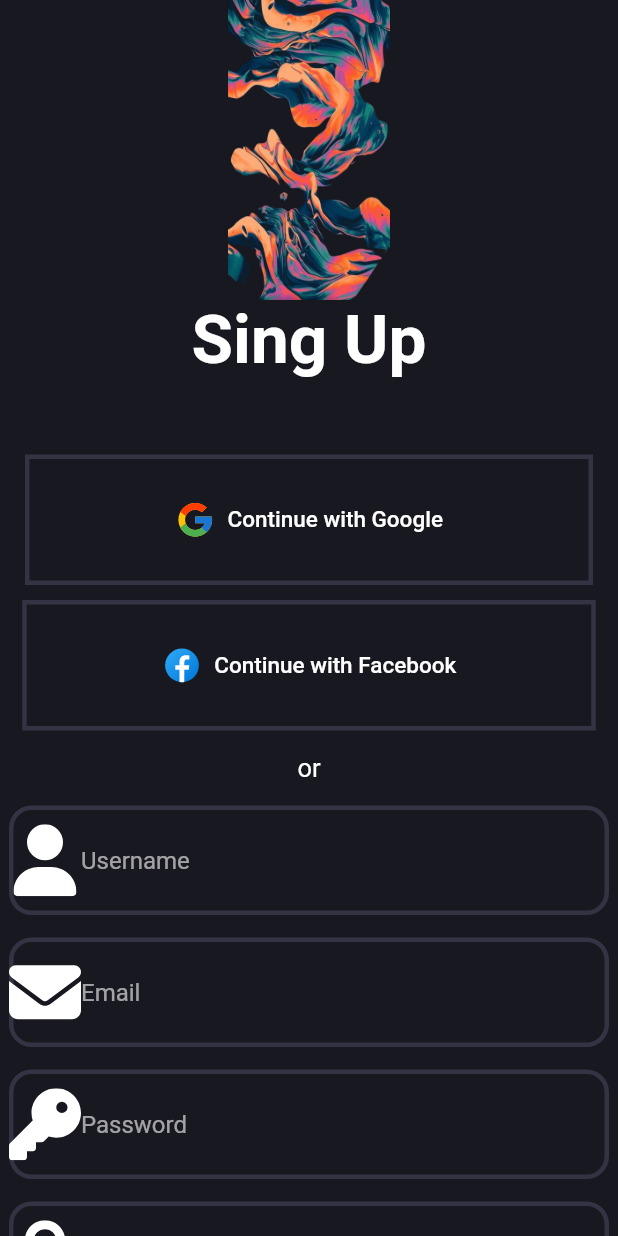
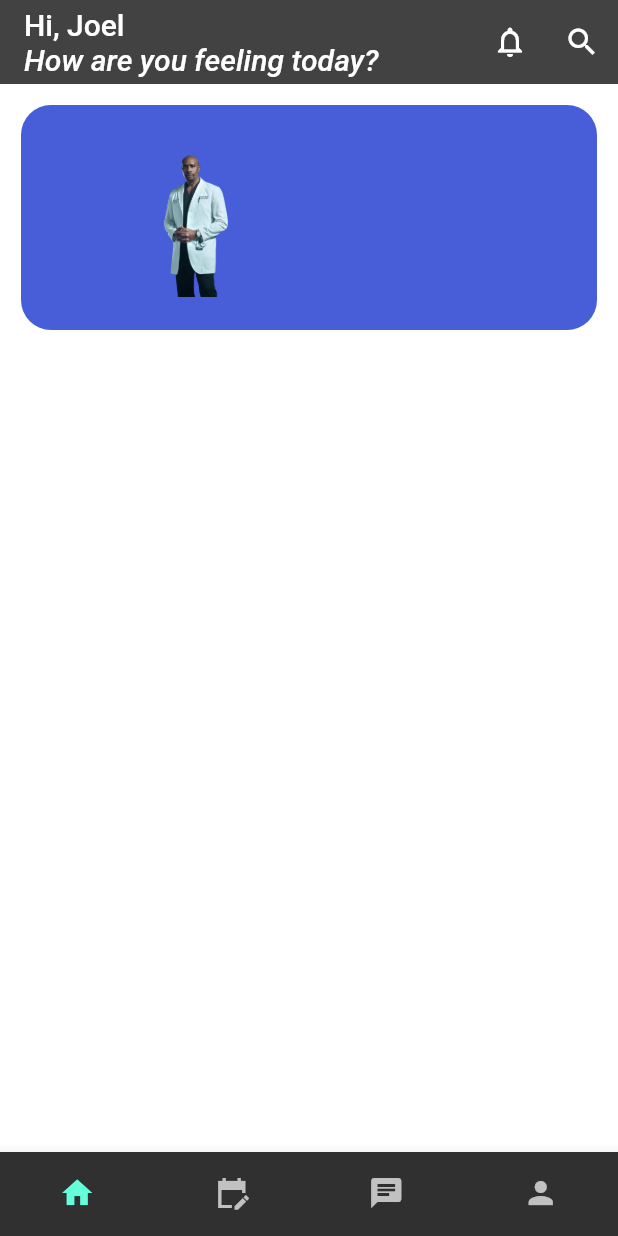
Before and after one commit to htankeu/first_flutter_projet, a Flutter app: the screen it shows after launch, on a phone screen of 412 x 824 dp. Run offline on Flutter 3.47's test engine with Material 2 defaults, Android fonts, the phone set to English and light mode, and no system bars; our stand-ins replace flutter_svg.

```diff
--- /dev/null
+++ b/lib/homePage.dart
@@ -0,0 +1,58 @@
+
+
+import 'package:firstly/widgets/upcoming_card.dart';
+import 'package:flutter/material.dart';
+
+class HomePage extends StatelessWidget{
+
+  const HomePage({
+    Key? key,
+    }):super(key: key);
+
+  @override
+  Widget build(BuildContext context) {
+
+    return Scaffold(
+      appBar: AppBar(
+        title: const Column(
+          crossAxisAlignment:CrossAxisAlignment.start,
+          children: [
+            Text("Hi, Joel"),
+            Text(
+              "How are you feeling today?",
+              style: TextStyle(
+                fontStyle: FontStyle.italic
+              ))
+          ],
+        ),
+        actions: [
+          IconButton(onPressed: ()=>{}, icon: const Icon(Icons.notifications_outlined)),
+          IconButton(onPressed: ()=>{}, icon: const Icon(Icons.search_outlined))
+        ],
+      ),
+      body: ListView(
+        padding: const EdgeInsets.all(14),
+        children: const [
+          // upcoming card
+          UpcomingCard()
+
+          // Health needs
+
+
+          // Nearby Doctors
+        ],
+      ),
+      bottomNavigationBar: BottomNavigationBar(
+        type: BottomNavigationBarType.fixed,
+        showSelectedLabels: false,
+        showUnselectedLabels: false,
+        items: const [
+          BottomNavigationBarItem(icon: Icon(Icons.home),label: "HOME"),
+          BottomNavigationBarItem(icon: Icon(Icons.edit_calendar_sharp),label: "Calendar"),
+          BottomNavigationBarItem(icon: Icon(Icons.chat),label: "Chat"),
+          BottomNavigationBarItem(icon: Icon(Icons.person),label: "Profile"),
+        ],
+      ),
+    );
+  }
+}
--- a/lib/main.dart
+++ b/lib/main.dart
@@ -1,3 +1,4 @@
+import 'package:firstly/homePage.dart';
 import 'package:firstly/pallete.dart';
 import 'package:firstly/singUp_screen.dart';
 import 'package:flutter/material.dart';
@@ -15,9 +16,10 @@ class MyApp extends StatelessWidget {
     return MaterialApp(
       title: 'Flutter Demo',
       theme: ThemeData.dark().copyWith(
-        scaffoldBackgroundColor: Pallete.backgroundColor,
+        scaffoldBackgroundColor: Pallete.whiteColor,
+        useMaterial3: true,
       ),
-      home: const SingUpScreen(),
+      home: const HomePage(),
     );
   }
 }
--- a/lib/pallete.dart
+++ b/lib/pallete.dart
@@ -10,4 +10,7 @@ class Pallete{
   static const Color borderColor = Color.fromRGBO(52,51,67,1);
   static const Color whiteColor = Colors.white;
   static const Color transparenceColor1 = Colors.transparent;
+  // ignore: constant_identifier_names
+  static const Color primary_op = Color.fromRGBO(26, 53, 206, 0.8);
+
 }
--- /dev/null
+++ b/lib/widgets/upcoming_card.dart
@@ -0,0 +1,27 @@
+import 'package:firstly/pallete.dart';
+import 'package:flutter/material.dart';
+
+class UpcomingCard extends StatelessWidget {
+const UpcomingCard({ Key? key }) : super(key: key);
+
+  @override
+  Widget build(BuildContext context) {
+    return Container(
+      width: double.infinity,
+      height: 150,
+      padding: const EdgeInsets.symmetric(
+        vertical: 22,
+        horizontal: 20
+      ),
+      decoration: BoxDecoration(
+        color: Pallete.primary_op,
+        borderRadius:BorderRadius.circular(20),
+      ),
+      child: Row(
+        children: [
+          Image.asset("assets/images/doctor_1.png",width: 200,)
+        ],
+      ),
+    );
+  }
+}
--- a/pubspec.yaml
+++ b/pubspec.yaml
@@ -62,6 +62,11 @@ flutter:
   # To add assets to your application, add an assets section, like this:
   assets:
     - assets/images/log.png
+    - assets/images/doctor_1.png
+    - assets/images/doctor_2.png
+    - assets/images/doctor_3.png
+    - assets/images/doctor_4.png
+    - assets/images/doctor_5.png
     - assets/svgs/icons8-facebook.svg
     - assets/svgs/icons8-google.svg
     - assets/svgs/key-solid.svg
```
Also changed, not shown: assets/images/doctor_1.png (added), assets/images/doctor_2.png (added), assets/images/doctor_3.png (added), assets/images/doctor_4.png (added), assets/images/doctor_5.png (added).
